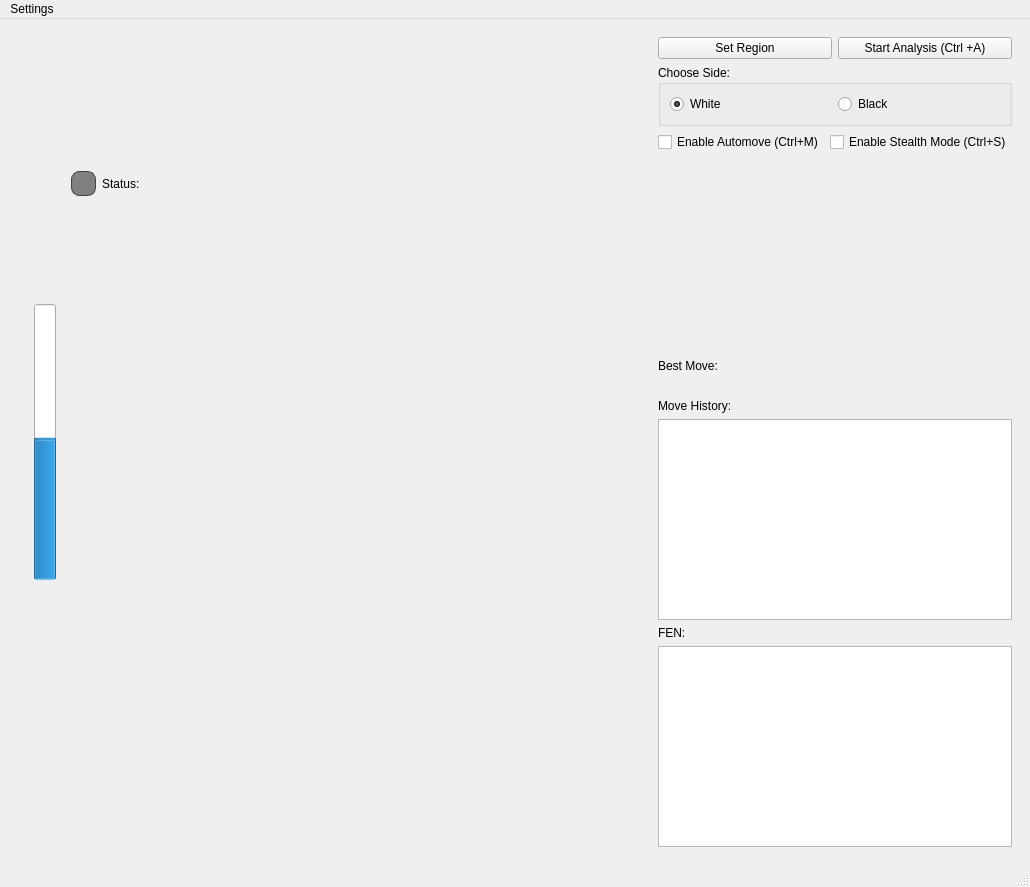
Above: mainwindow.ui from hammersurf221/ChessGUI before the change. Below: the same form after it.
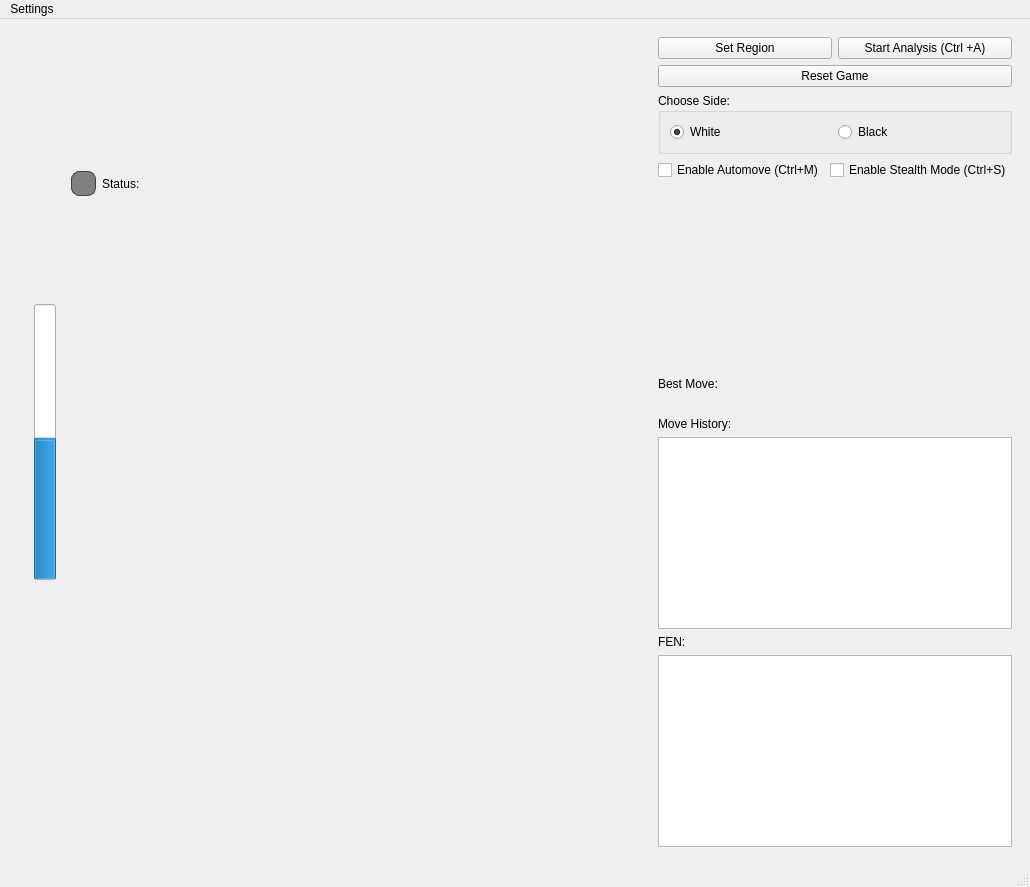
That is the form after the change.

Commit message: Add Reset Game feature

Diff of the .ui file:
```diff
--- a/mainwindow.ui
+++ b/mainwindow.ui
@@ -249,6 +249,13 @@
          </item>
         </layout>
        </item>
+         <item>
+          <widget class="QPushButton" name="resetGameButton">
+           <property name="text">
+            <string>Reset Game</string>
+           </property>
+          </widget>
+         </item>
        <item>
         <widget class="QGroupBox" name="selectSide">
          <property name="title">
```
Lines whose indentation alone changed are shown as unchanged. The commit also changes 3 other files.
